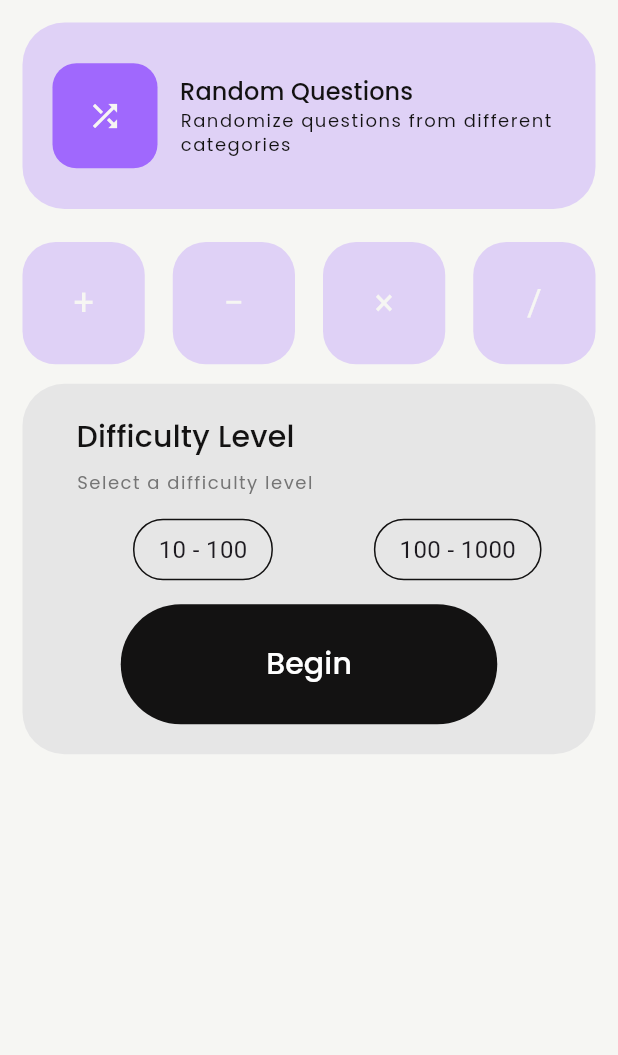
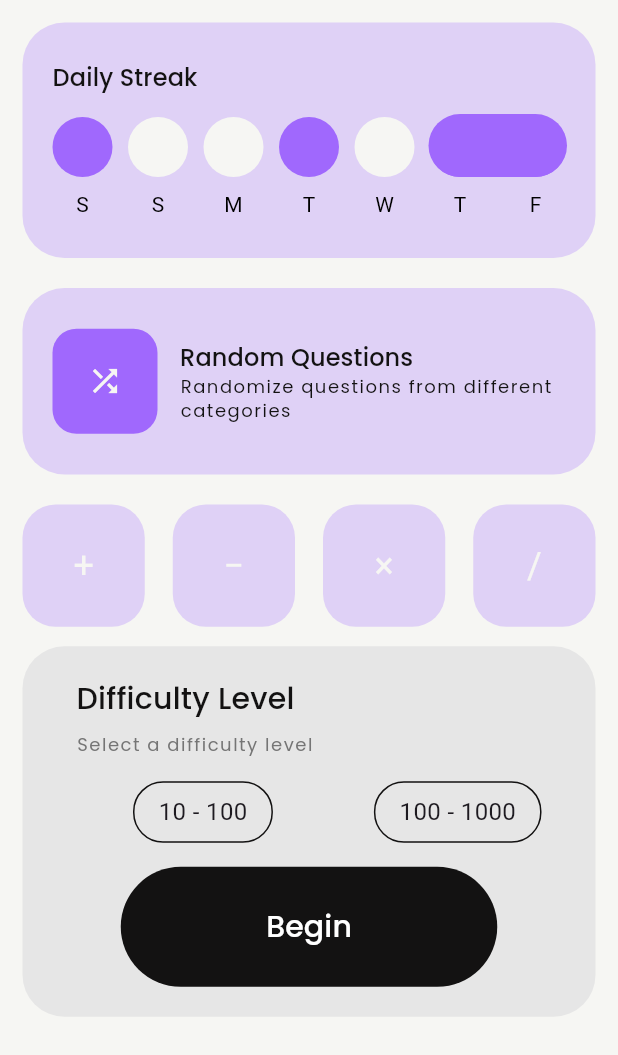
Before and after one commit to prime-infinity/numeracy_app, a Flutter app: the screen it shows after launch, on a phone screen of 412 x 824 dp. Shown: the top 1055 px of the screen. Run offline on Flutter 3.47's test engine with Material 3 defaults, Android fonts, the phone set to English and light mode, and no system bars; our stand-ins replace flutter_riverpod, go_router, google_fonts, riverpod_annotation; generated files the repository leaves out were written again.

Commit message:
added streaks in home page

```diff
--- /dev/null
+++ b/lib/screens/home/daily_streak.dart
@@ -0,0 +1,107 @@
+import 'package:flutter/material.dart';
+import 'package:numeracy_app/shared/texts/styled_text.dart';
+import 'package:numeracy_app/theme.dart';
+
+class DailyStreak extends StatelessWidget {
+  const DailyStreak({super.key});
+
+  @override
+  Widget build(BuildContext context) {
+    final List<String> days = ['S', 'S', 'M', 'T', 'W', 'T', 'F'];
+    final List<bool> isCompleted = [
+      true,
+      false,
+      false,
+      true,
+      false,
+      true,
+      true
+    ];
+
+    return Container(
+      padding: const EdgeInsets.symmetric(horizontal: 20, vertical: 25),
+      decoration: BoxDecoration(
+        color: AppColors.primaryAccent,
+        borderRadius: BorderRadius.circular(AppDimensions.cardRadius),
+      ),
+      child: Column(
+        crossAxisAlignment: CrossAxisAlignment.start,
+        children: [
+          StyledTitleSmallText("Daily Streak", AppColors.black),
+          const SizedBox(height: 14),
+          SizedBox(
+            height:
+                70, // Increased height to accommodate circle + text + padding
+            child: CustomPaint(
+              painter: StreakLinePainter(isCompleted: isCompleted),
+              child: Row(
+                mainAxisAlignment: MainAxisAlignment.spaceBetween,
+                children: List.generate(
+                  7,
+                  (index) => Column(
+                    mainAxisSize:
+                        MainAxisSize.min, // Added to prevent column expansion
+                    children: [
+                      Container(
+                        width: 40,
+                        height: 40,
+                        decoration: BoxDecoration(
+                          shape: BoxShape.circle,
+                          color: isCompleted[index]
+                              ? AppColors.primaryColor
+                              : AppColors.white,
+                        ),
+                      ),
+                      const SizedBox(height: 8), // Increased spacing
+                      Text(
+                        days[index],
+                        style: const TextStyle(
+                          fontSize: 14,
+                          color: Colors.black,
+                        ),
+                      ),
+                    ],
+                  ),
+                ),
+              ),
+            ),
+          ),
+        ],
+      ),
+    );
+  }
+}
+
+class StreakLinePainter extends CustomPainter {
+  final List<bool> isCompleted;
+
+  StreakLinePainter({required this.isCompleted});
+
+  @override
+  void paint(Canvas canvas, Size size) {
+    final paint = Paint()
+      ..color = AppColors.primaryColor
+      ..strokeWidth = 42
+      ..strokeCap = StrokeCap.round;
+
+    const circleWidth = 40.0;
+    final spacing = (size.width - (circleWidth * 7)) / 6;
+    const centerY = 20.0; // Half of circle height (40/2)
+
+    for (int i = 0; i < isCompleted.length - 1; i++) {
+      if (isCompleted[i] && isCompleted[i + 1]) {
+        final startX = (circleWidth * (i + 0.5)) + (spacing * i);
+        final endX = (circleWidth * (i + 1.5)) + (spacing * (i + 1));
+
+        canvas.drawLine(
+          Offset(startX, centerY),
+          Offset(endX, centerY),
+          paint,
+        );
+      }
+    }
+  }
+
+  @override
+  bool shouldRepaint(covariant CustomPainter oldDelegate) => false;
+}
--- a/lib/screens/home/home.dart
+++ b/lib/screens/home/home.dart
@@ -1,5 +1,6 @@
 import 'package:flutter/material.dart';
 import 'package:go_router/go_router.dart';
+import 'package:numeracy_app/screens/home/daily_streak.dart';
 import 'package:numeracy_app/screens/home/multi_selectable_tabs.dart';
 import 'package:numeracy_app/shared/texts/styled_text.dart';
 import 'package:numeracy_app/theme.dart';
@@ -28,6 +29,8 @@ class _HomeState extends State<Home> {
               mainAxisAlignment: MainAxisAlignment.start,
               crossAxisAlignment: CrossAxisAlignment.start,
               children: [
+                const DailyStreak(),
+                const SizedBox(height: 20),
                 GestureDetector(
                   onTap: () {
                     context.go('/questions');
@@ -74,7 +77,7 @@ class _HomeState extends State<Home> {
                     ),
                   ),
                 ),
-                const SizedBox(height: 22), // Add some spacing
+                const SizedBox(height: 20), // Add some spacing
                 //question options, tab view
                 const MultiSelectableTabs(),
               ],
```
Also changed, not shown: 4 other files.
